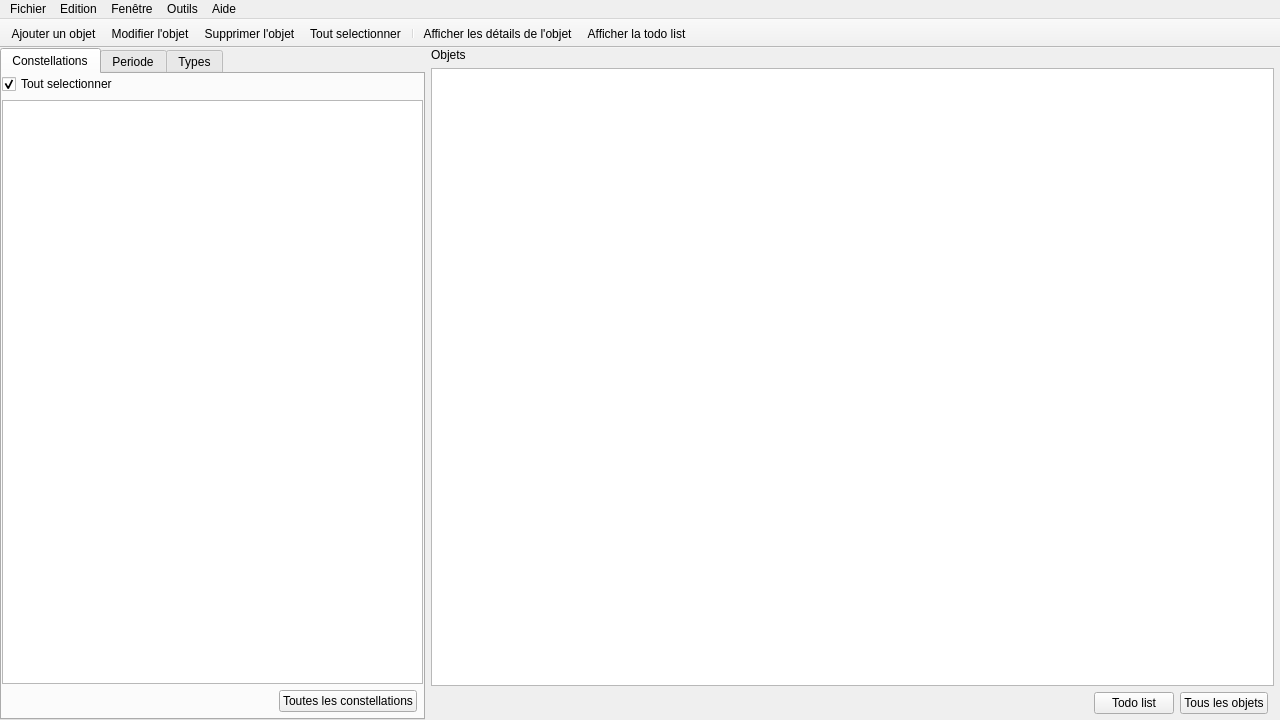
Before: the Qt Designer form mainwindow.ui in Paracetamol56/Observeur2, drawn with Qt 5.
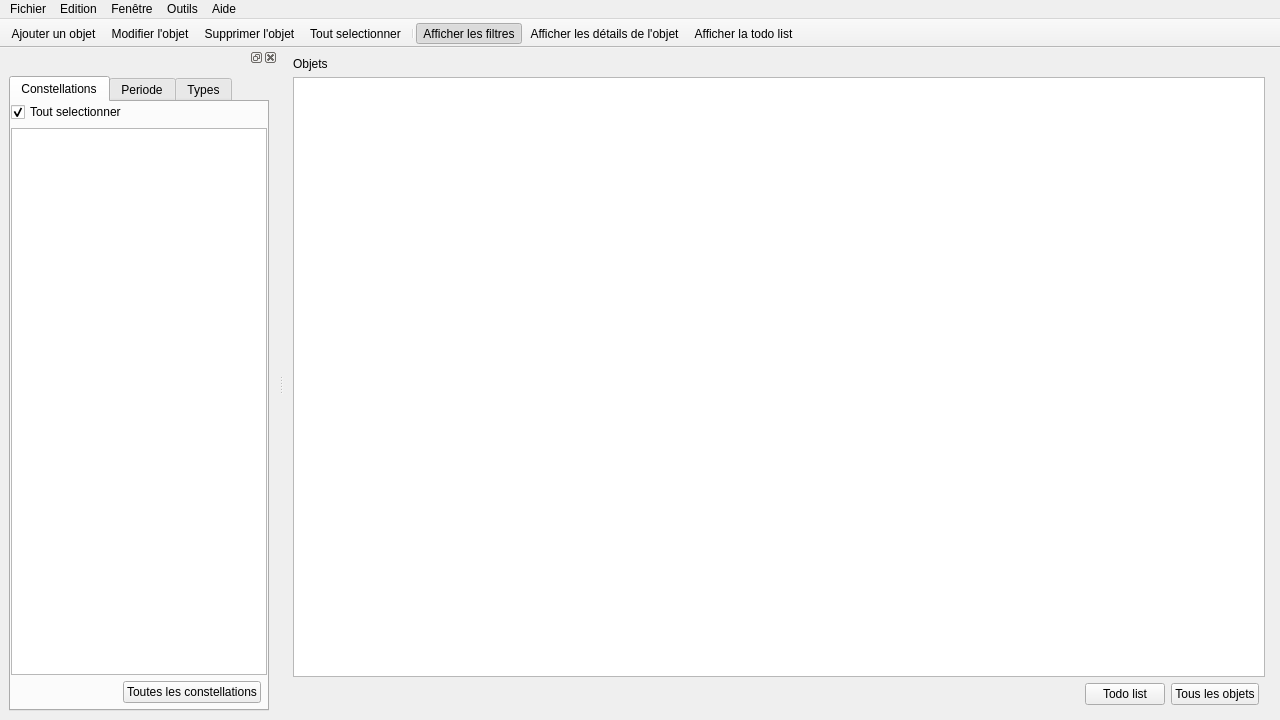
After: the same form once the commit is applied. Icons and pictures are not drawn.

Commit message: Main window layout

```diff
--- a/mainwindow.ui
+++ b/mainwindow.ui
@@ -24,208 +24,7 @@
      <verstretch>1</verstretch>
     </sizepolicy>
    </property>
-   <layout class="QHBoxLayout" name="horizontalLayout_2" stretch="1,2">
-    <property name="sizeConstraint">
-     <enum>QLayout::SetMinimumSize</enum>
-    </property>
-    <property name="leftMargin">
-     <number>0</number>
-    </property>
-    <property name="topMargin">
-     <number>0</number>
-    </property>
-    <property name="rightMargin">
-     <number>0</number>
-    </property>
-    <property name="bottomMargin">
-     <number>0</number>
-    </property>
-    <item>
-     <widget class="QTabWidget" name="tabWidget">
-      <property name="enabled">
-       <bool>true</bool>
-      </property>
-      <property name="sizePolicy">
-       <sizepolicy hsizetype="Expanding" vsizetype="Expanding">
-        <horstretch>100</horstretch>
-        <verstretch>100</verstretch>
-       </sizepolicy>
-      </property>
-      <property name="autoFillBackground">
-       <bool>false</bool>
-      </property>
-      <property name="tabPosition">
-       <enum>QTabWidget::North</enum>
-      </property>
-      <property name="currentIndex">
-       <number>0</number>
-      </property>
-      <widget class="QWidget" name="Constellations">
-       <attribute name="icon">
-        <iconset resource="ressources.qrc">
-         <normaloff>:/Ressources/icons/icons8-constellation-96.png</normaloff>:/Ressources/icons/icons8-constellation-96.png</iconset>
-       </attribute>
-       <attribute name="title">
-        <string>Constellations</string>
-       </attribute>
-       <layout class="QVBoxLayout" name="verticalLayout">
-        <property name="leftMargin">
-         <number>0</number>
-        </property>
-        <property name="topMargin">
-         <number>0</number>
-        </property>
-        <property name="rightMargin">
-         <number>0</number>
-        </property>
-        <property name="bottomMargin">
-         <number>0</number>
-        </property>
-        <item>
-         <widget class="QCheckBox" name="AllConstellationCheckBox">
-          <property name="text">
-           <string>Tout selectionner</string>
-          </property>
-          <property name="checked">
-           <bool>true</bool>
-          </property>
-          <property name="tristate">
-           <bool>true</bool>
-          </property>
-         </widget>
-        </item>
-        <item>
-         <widget class="QListWidget" name="ConstellationListWidget"/>
-        </item>
-        <item>
-         <layout class="QHBoxLayout" name="horizontalLayout">
-          <property name="leftMargin">
-           <number>6</number>
-          </property>
-          <property name="topMargin">
-           <number>0</number>
-          </property>
-          <property name="rightMargin">
-           <number>6</number>
-          </property>
-          <property name="bottomMargin">
-           <number>6</number>
-          </property>
-          <item>
-           <spacer name="horizontalSpacer_2">
-            <property name="orientation">
-             <enum>Qt::Horizontal</enum>
-            </property>
-            <property name="sizeHint" stdset="0">
-             <size>
-              <width>40</width>
-              <height>20</height>
-             </size>
-            </property>
-           </spacer>
-          </item>
-          <item>
-           <widget class="QPushButton" name="AllConsellationsButton">
-            <property name="text">
-             <string>Toutes les constellations</string>
-            </property>
-            <property name="icon">
-             <iconset resource="ressources.qrc">
-              <normaloff>:/Ressources/icons/icons8-constellation-96.png</normaloff>:/Ressources/icons/icons8-constellation-96.png</iconset>
-            </property>
-           </widget>
-          </item>
-         </layout>
-        </item>
-       </layout>
-      </widget>
-      <widget class="QWidget" name="Periode">
-       <attribute name="icon">
-        <iconset resource="ressources.qrc">
-         <normaloff>:/Ressources/icons/icons8-event-96.png</normaloff>:/Ressources/icons/icons8-event-96.png</iconset>
-       </attribute>
-       <attribute name="title">
-        <string>Periode</string>
-       </attribute>
-      </widget>
-      <widget class="QWidget" name="Types">
-       <attribute name="icon">
-        <iconset resource="ressources.qrc">
-         <normaloff>:/Ressources/icons/icons8-nebula-96.png</normaloff>:/Ressources/icons/icons8-nebula-96.png</iconset>
-       </attribute>
-       <attribute name="title">
-        <string>Types</string>
-       </attribute>
-       <layout class="QVBoxLayout" name="verticalLayout_2">
-        <property name="leftMargin">
-         <number>0</number>
-        </property>
-        <property name="topMargin">
-         <number>0</number>
-        </property>
-        <property name="rightMargin">
-         <number>0</number>
-        </property>
-        <property name="bottomMargin">
-         <number>0</number>
-        </property>
-        <item>
-         <widget class="QCheckBox" name="AllTypeCheckBox">
-          <property name="text">
-           <string>Tout selectionner</string>
-          </property>
-          <property name="checked">
-           <bool>true</bool>
-          </property>
-         </widget>
-        </item>
-        <item>
-         <widget class="QListWidget" name="TypeListWidget"/>
-        </item>
-        <item>
-         <layout class="QHBoxLayout" name="horizontalLayout_3">
-          <property name="leftMargin">
-           <number>6</number>
-          </property>
-          <property name="topMargin">
-           <number>0</number>
-          </property>
-          <property name="rightMargin">
-           <number>6</number>
-          </property>
-          <property name="bottomMargin">
-           <number>6</number>
-          </property>
-          <item>
-           <spacer name="horizontalSpacer">
-            <property name="orientation">
-             <enum>Qt::Horizontal</enum>
-            </property>
-            <property name="sizeHint" stdset="0">
-             <size>
-              <width>40</width>
-              <height>20</height>
-             </size>
-            </property>
-           </spacer>
-          </item>
-          <item>
-           <widget class="QPushButton" name="AllTypesButton">
-            <property name="text">
-             <string>Tous les types</string>
-            </property>
-            <property name="icon">
-             <iconset resource="ressources.qrc">
-              <normaloff>:/Ressources/icons/icons8-nebula-96.png</normaloff>:/Ressources/icons/icons8-nebula-96.png</iconset>
-            </property>
-           </widget>
-          </item>
-         </layout>
-        </item>
-       </layout>
-      </widget>
-     </widget>
-    </item>
+   <layout class="QHBoxLayout" name="horizontalLayout_2">
     <item>
      <layout class="QVBoxLayout" name="verticalLayout_3">
       <property name="leftMargin">
@@ -411,9 +210,205 @@
    <addaction name="actionSupprimer_un_objet"/>
    <addaction name="actionTout_selectionner"/>
    <addaction name="separator"/>
+   <addaction name="actionAfficher_les_filtres"/>
    <addaction name="actionAfficher_les_d_tails_de_l_objet"/>
    <addaction name="actionAfficher_la_todo_list"/>
   </widget>
+  <widget class="QDockWidget" name="filterDockWidget">
+   <attribute name="dockWidgetArea">
+    <number>1</number>
+   </attribute>
+   <widget class="QWidget" name="dockWidgetContents_3">
+    <layout class="QGridLayout" name="gridLayout">
+     <item row="0" column="0">
+      <widget class="QTabWidget" name="tabWidget">
+       <property name="enabled">
+        <bool>true</bool>
+       </property>
+       <property name="sizePolicy">
+        <sizepolicy hsizetype="Expanding" vsizetype="Expanding">
+         <horstretch>100</horstretch>
+         <verstretch>100</verstretch>
+        </sizepolicy>
+       </property>
+       <property name="autoFillBackground">
+        <bool>false</bool>
+       </property>
+       <property name="tabPosition">
+        <enum>QTabWidget::North</enum>
+       </property>
+       <property name="currentIndex">
+        <number>0</number>
+       </property>
+       <widget class="QWidget" name="Constellations">
+        <attribute name="icon">
+         <iconset resource="ressources.qrc">
+          <normaloff>:/Ressources/icons/icons8-constellation-96.png</normaloff>:/Ressources/icons/icons8-constellation-96.png</iconset>
+        </attribute>
+        <attribute name="title">
+         <string>Constellations</string>
+        </attribute>
+        <layout class="QVBoxLayout" name="verticalLayout">
+         <property name="leftMargin">
+          <number>0</number>
+         </property>
+         <property name="topMargin">
+          <number>0</number>
+         </property>
+         <property name="rightMargin">
+          <number>0</number>
+         </property>
+         <property name="bottomMargin">
+          <number>0</number>
+         </property>
+         <item>
+          <widget class="QCheckBox" name="AllConstellationCheckBox">
+           <property name="text">
+            <string>Tout selectionner</string>
+           </property>
+           <property name="checked">
+            <bool>true</bool>
+           </property>
+           <property name="tristate">
+            <bool>true</bool>
+           </property>
+          </widget>
+         </item>
+         <item>
+          <widget class="QListWidget" name="ConstellationListWidget"/>
+         </item>
+         <item>
+          <layout class="QHBoxLayout" name="horizontalLayout">
+           <property name="leftMargin">
+            <number>6</number>
+           </property>
+           <property name="topMargin">
+            <number>0</number>
+           </property>
+           <property name="rightMargin">
+            <number>6</number>
+           </property>
+           <property name="bottomMargin">
+            <number>6</number>
+           </property>
+           <item>
+            <spacer name="horizontalSpacer_2">
+             <property name="orientation">
+              <enum>Qt::Horizontal</enum>
+             </property>
+             <property name="sizeHint" stdset="0">
+              <size>
+               <width>40</width>
+               <height>20</height>
+              </size>
+             </property>
+            </spacer>
+           </item>
+           <item>
+            <widget class="QPushButton" name="AllConsellationsButton">
+             <property name="text">
+              <string>Toutes les constellations</string>
+             </property>
+             <property name="icon">
+              <iconset resource="ressources.qrc">
+               <normaloff>:/Ressources/icons/icons8-constellation-96.png</normaloff>:/Ressources/icons/icons8-constellation-96.png</iconset>
+             </property>
+            </widget>
+           </item>
+          </layout>
+         </item>
+        </layout>
+       </widget>
+       <widget class="QWidget" name="Periode">
+        <attribute name="icon">
+         <iconset resource="ressources.qrc">
+          <normaloff>:/Ressources/icons/icons8-event-96.png</normaloff>:/Ressources/icons/icons8-event-96.png</iconset>
+        </attribute>
+        <attribute name="title">
+         <string>Periode</string>
+        </attribute>
+       </widget>
+       <widget class="QWidget" name="Types">
+        <attribute name="icon">
+         <iconset resource="ressources.qrc">
+          <normaloff>:/Ressources/icons/icons8-nebula-96.png</normaloff>:/Ressources/icons/icons8-nebula-96.png</iconset>
+        </attribute>
+        <attribute name="title">
+         <string>Types</string>
+        </attribute>
+        <layout class="QVBoxLayout" name="verticalLayout_2">
+         <property name="leftMargin">
+          <number>0</number>
+         </property>
+         <property name="topMargin">
+          <number>0</number>
+         </property>
+         <property name="rightMargin">
+          <number>0</number>
+         </property>
+         <property name="bottomMargin">
+          <number>0</number>
+         </property>
+         <item>
+          <widget class="QCheckBox" name="AllTypeCheckBox">
+           <property name="text">
+            <string>Tout selectionner</string>
+           </property>
+           <property name="checked">
+            <bool>true</bool>
+           </property>
+          </widget>
+         </item>
+         <item>
+          <widget class="QListWidget" name="TypeListWidget"/>
+         </item>
+         <item>
+          <layout class="QHBoxLayout" name="horizontalLayout_3">
+           <property name="leftMargin">
+            <number>6</number>
+           </property>
+           <property name="topMargin">
+            <number>0</number>
+           </property>
+           <property name="rightMargin">
+            <number>6</number>
+           </property>
+           <property name="bottomMargin">
+            <number>6</number>
+           </property>
+           <item>
+            <spacer name="horizontalSpacer">
+             <property name="orientation">
+              <enum>Qt::Horizontal</enum>
+             </property>
+             <property name="sizeHint" stdset="0">
+              <size>
+               <width>40</width>
+               <height>20</height>
+              </size>
+             </property>
+            </spacer>
+           </item>
+           <item>
+            <widget class="QPushButton" name="AllTypesButton">
+             <property name="text">
+              <string>Tous les types</string>
+             </property>
+             <property name="icon">
+              <iconset resource="ressources.qrc">
+               <normaloff>:/Ressources/icons/icons8-nebula-96.png</normaloff>:/Ressources/icons/icons8-nebula-96.png</iconset>
+             </property>
+            </widget>
+           </item>
+          </layout>
+         </item>
+        </layout>
+       </widget>
+      </widget>
+     </item>
+    </layout>
+   </widget>
+  </widget>
   <action name="actionQuitter">
    <property name="icon">
     <iconset resource="ressources.qrc">
@@ -588,6 +583,24 @@
     <string>Calculs pour instruments</string>
    </property>
   </action>
+  <action name="actionAfficher_les_filtres">
+   <property name="checkable">
+    <bool>true</bool>
+   </property>
+   <property name="checked">
+    <bool>true</bool>
+   </property>
+   <property name="enabled">
+    <bool>true</bool>
+   </property>
+   <property name="icon">
+    <iconset resource="ressources.qrc">
+     <normaloff>:/Ressources/icons/icons8-filtre-rempli-96.png</normaloff>:/Ressources/icons/icons8-filtre-rempli-96.png</iconset>
+   </property>
+   <property name="text">
+    <string>Afficher les filtres</string>
+   </property>
+  </action>
  </widget>
  <resources>
   <include location="ressources.qrc"/>
```
Left out of the diff: 39 changed lines with no effect on the pictures. The commit also changes 2 other files.
